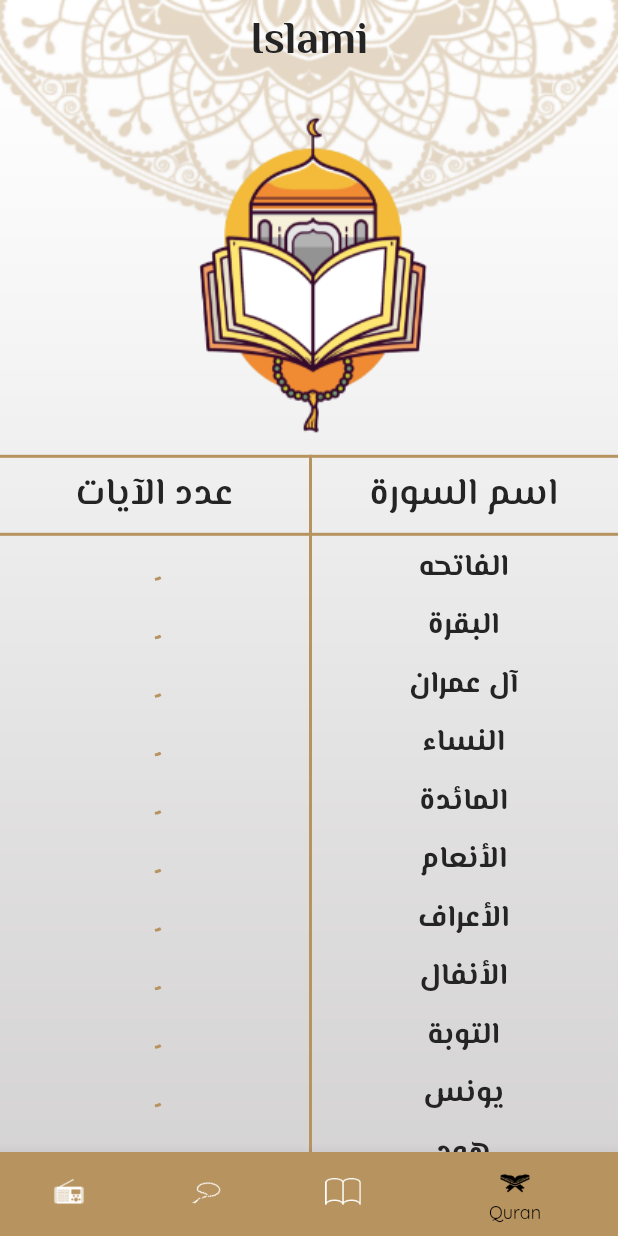
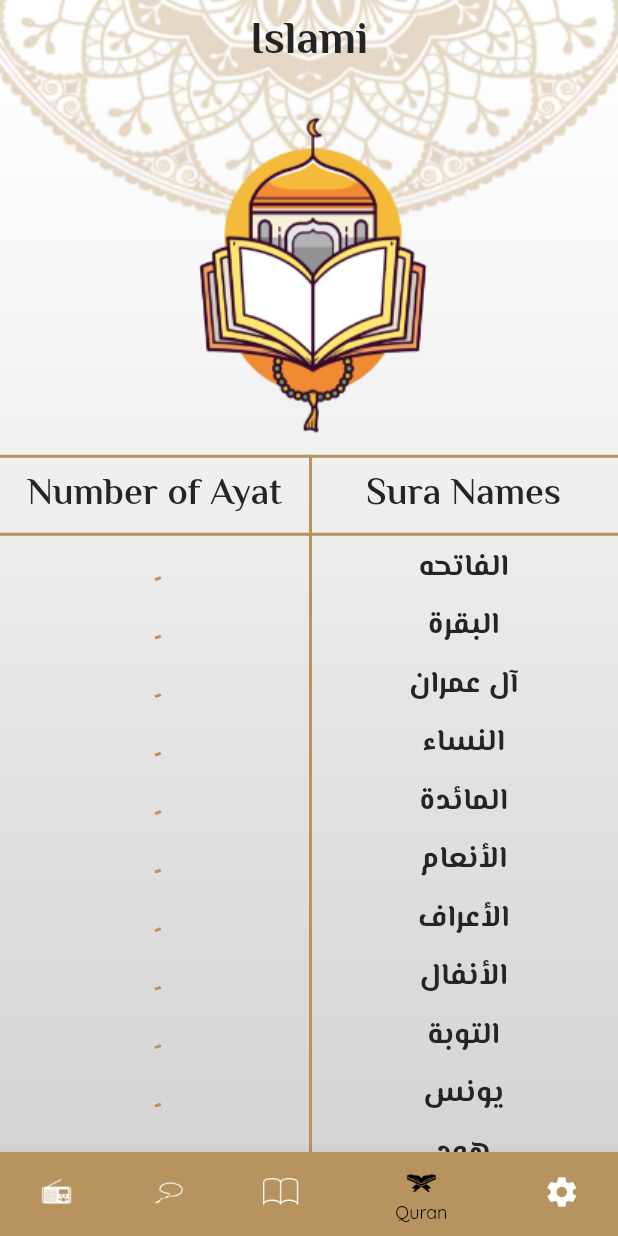
Before and after one commit to noura1812/islamy, a Flutter app: the screen it shows after launch, on a phone screen of 412 x 824 dp. Run offline on Flutter 3.47's test engine with Material 2 defaults, Android fonts, the phone set to English and light mode, and no system bars; our stand-ins replace google_fonts; generated files the repository leaves out were written again.

Commit message:
localization missing sittings tab

```diff
--- a/lib/l10n/app_ar.arb
+++ b/lib/l10n/app_ar.arb
@@ -6,6 +6,8 @@
   "tasbeeh_count": "عدد التسبيحات",
   "quran": "القران",
   "sebha": "السبحه",
-  "radio": "الراديو"
+  "radio": "الراديو",
+  "settings": "الاعدادات"
+
 
 }
--- a/lib/l10n/app_en.arb
+++ b/lib/l10n/app_en.arb
@@ -6,7 +6,8 @@
   "tasbeeh_count": "Tasbeeh Count",
   "quran": "Quran",
   "sebha": "Sebha",
-  "radio": "Radion"
+  "radio": "Radion",
+  "settings": "Settings"
 
 
 
--- a/lib/screens/hadethContent.dart
+++ b/lib/screens/hadethContent.dart
@@ -1,6 +1,7 @@
 import 'package:flutter/material.dart';
 import 'package:google_fonts/google_fonts.dart';
 import 'package:islamy/models/hadethModel.dart';
+import 'package:flutter_gen/gen_l10n/app_localizations.dart';
 
 class Hadethcontent extends StatelessWidget {
   static const String routname = 'hadethcontent';
@@ -21,7 +22,7 @@ class Hadethcontent extends StatelessWidget {
         Scaffold(
           appBar: AppBar(
             title: Text(
-              'إسلامي',
+              AppLocalizations.of(context)!.appTitle,
               style: Theme.of(context).textTheme.titleMedium,
             ),
           ),
--- a/lib/screens/myhomepage.dart
+++ b/lib/screens/myhomepage.dart
@@ -2,6 +2,7 @@ import 'package:flutter/material.dart';
 import 'package:islamy/tabs/qurantab.dart';
 import 'package:islamy/tabs/radio.dart';
 import 'package:islamy/tabs/ahadeth.dart';
+import 'package:islamy/tabs/settingstab.dart';
 import 'package:islamy/tabs/tasbeeh.dart';
 import 'package:flutter_gen/gen_l10n/app_localizations.dart';
 
@@ -16,7 +17,13 @@ class MyHomePage extends StatefulWidget {
 
 class _MyHomePageState extends State<MyHomePage> {
   int index = 3;
-  List<Widget> tabs = [RadioTab(), Tasbeeh(), Ahadeth(), QuranTab()];
+  List<Widget> tabs = [
+    RadioTab(),
+    Tasbeeh(),
+    Ahadeth(),
+    QuranTab(),
+    Settings()
+  ];
   @override
   Widget build(BuildContext context) {
     return Stack(
@@ -62,6 +69,10 @@ class _MyHomePageState extends State<MyHomePage> {
                         AssetImage('assets/images/moshaf_blue.png')),
                     label: AppLocalizations.of(context)!.quran,
                     backgroundColor: Theme.of(context).primaryColor),
+                BottomNavigationBarItem(
+                    icon: const Icon(Icons.settings),
+                    label: AppLocalizations.of(context)!.settings,
+                    backgroundColor: Theme.of(context).primaryColor),
               ]),
         ),
       ],
--- a/lib/tabs/ahadeth.dart
+++ b/lib/tabs/ahadeth.dart
@@ -2,6 +2,7 @@ import 'package:flutter/material.dart';
 import 'package:flutter/services.dart';
 import 'package:islamy/models/hadethModel.dart';
 import 'package:islamy/screens/hadethContent.dart';
+import 'package:flutter_gen/gen_l10n/app_localizations.dart';
 
 class Ahadeth extends StatefulWidget {
   @override
@@ -27,7 +28,7 @@ class _AhadethState extends State<Ahadeth> {
       ),
       Center(
         child: Text(
-          'الأحاديث',
+          AppLocalizations.of(context)!.ahadeth,
           style: Theme.of(context)
               .textTheme
               .titleMedium!
--- a/lib/tabs/qurantab.dart
+++ b/lib/tabs/qurantab.dart
@@ -152,7 +152,7 @@ class _QuranTabState extends State<QuranTab> {
                   width: width / 2,
                   alignment: Alignment.center,
                   child: Text(
-                    'عدد الآيات',
+                    AppLocalizations.of(context)!.ayat_count,
                     style: Theme.of(context)
                         .textTheme
                         .titleMedium!
@@ -171,7 +171,7 @@ class _QuranTabState extends State<QuranTab> {
                   width: width / 2,
                   alignment: Alignment.center,
                   child: Text(
-                    'اسم السورة',
+                    AppLocalizations.of(context)!.sura_names,
                     style: Theme.of(context)
                         .textTheme
                         .titleMedium!
```
Also changed, not shown: lib/tabs/settingstab.dart (added, +10 -0 lines).
